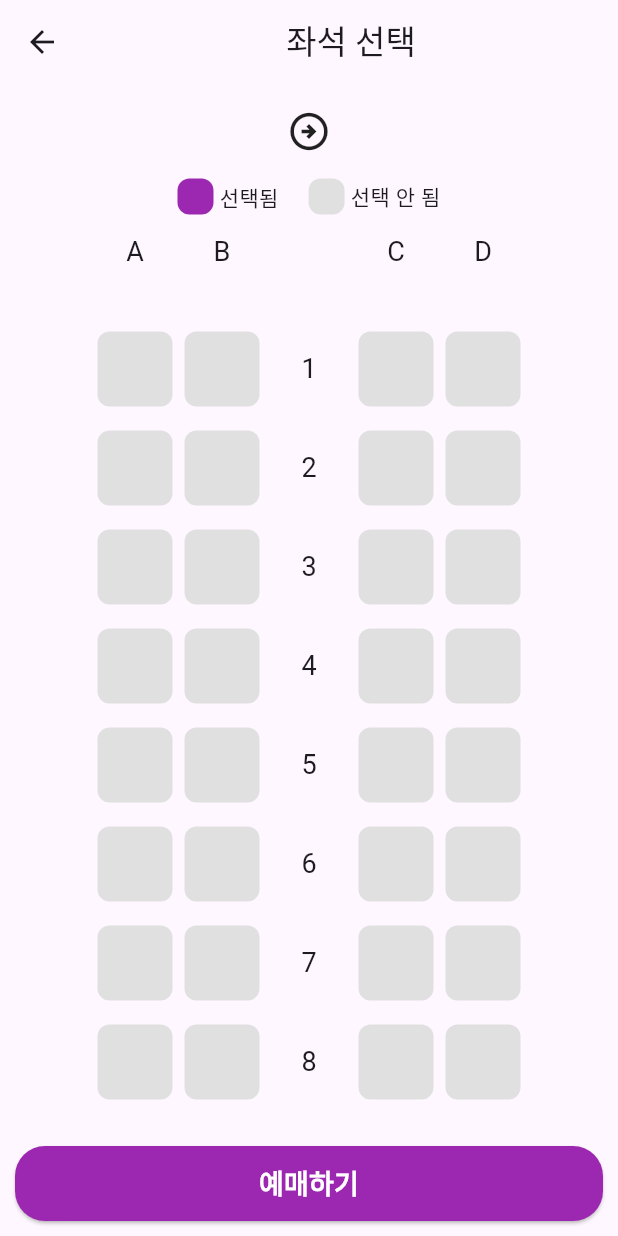
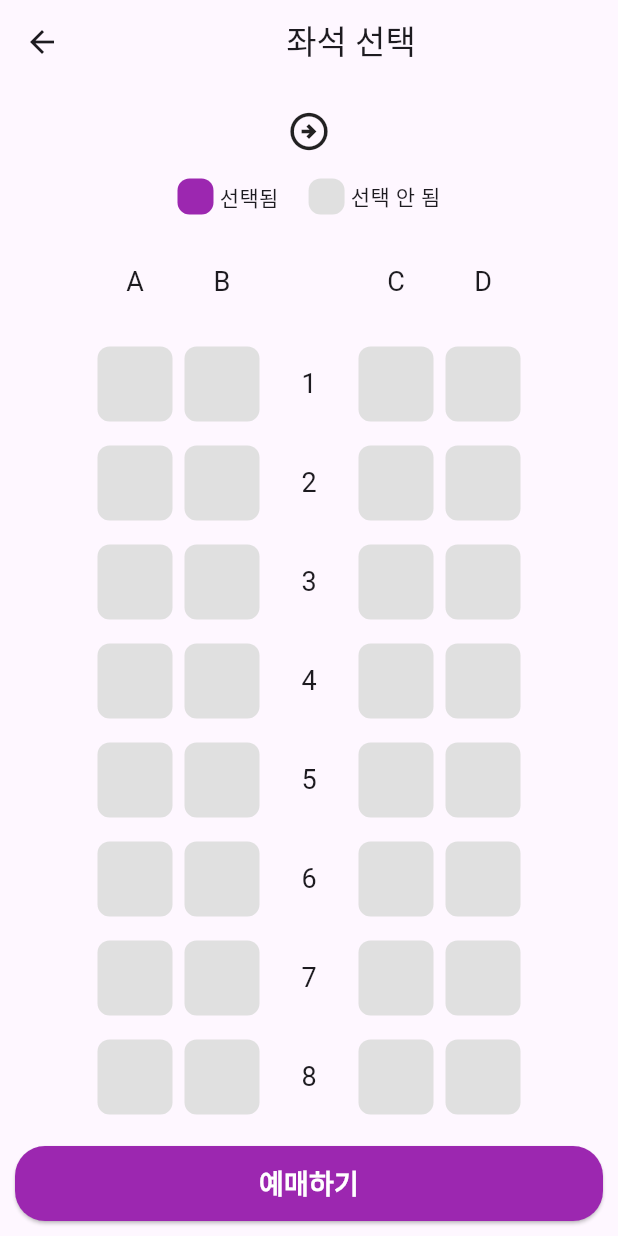
Before and after one commit to Anne9602/flutter_train_app, a Flutter app: the screen it shows after launch, after a tap on "좌석 선택", on a phone screen of 412 x 824 dp. Run offline on Flutter 3.47's test engine with Material 3 defaults, Android fonts, the phone set to English and light mode, and no system bars.

Commit message:
done for basic assignment

```diff
--- a/lib/pages/seat_page/seat_page.dart
+++ b/lib/pages/seat_page/seat_page.dart
@@ -1,6 +1,7 @@
 import 'package:flutter/cupertino.dart';
 import 'package:flutter/material.dart';
-import 'package:flutter_train_app/pages/seat_page/widgets/lables.dart';
+import 'package:flutter_train_app/pages/seat_page/widgets/button.dart';
+import 'package:flutter_train_app/pages/seat_page/widgets/labels.dart';
 
 //좌석 선택 페이지
 
@@ -29,20 +30,18 @@ class _SeatPageState extends State<SeatPage> {
         child: Column(
           children: [
             SizedBox(height: 10),
+
             //출발역 -> 도착역 표시
-            departureToArrival(departure: departure, arrival: arrival),
+            DepartureToArrival(departure: departure, arrival: arrival),
             SizedBox(height: 10),
+
             //선택됨 및 선택 안 됨 표시
-            lable(),
-            //ABCD레이블
             Row(
               mainAxisAlignment: MainAxisAlignment.center,
               children: [
-                lableforLow('A'),
-                lableforLow('B'),
-                lableforLow(''),
-                lableforLow('C'),
-                lableforLow('D'),
+                coloredLabel(Colors.purple, '선택됨'),
+                SizedBox(width: 20),
+                coloredLabel(Colors.grey[300]!, '선택 안 됨'),
               ],
             ),
 
@@ -51,136 +50,31 @@ class _SeatPageState extends State<SeatPage> {
               child: Padding(
                 padding: const EdgeInsets.symmetric(vertical: 20),
                 child: ListView(
-                  children: [for (int i = 0; i < 20; i++) row(i + 1)],
+                  children: [
+                    //ABCD 행 레이블 표시
+                    Row(
+                      mainAxisAlignment: MainAxisAlignment.center,
+                      children: [
+                        labelForRow('A'),
+                        labelForRow('B'),
+                        labelForRow(''),
+                        labelForRow('C'),
+                        labelForRow('D'),
+                      ],
+                    ),
+                    SizedBox(height: 10), // 레이블과 좌석 사이 간격
+                    for (int i = 0; i < 20; i++) row(i + 1), //열 넘버 부여
+                  ],
                 ),
               ),
             ),
 
             //예매하기 버튼
-            reservation_button(context),
+            reservation_button(context, selectedRow, selectedCol),
             SizedBox(height: 10),
           ],
         ),
       ),
-    );
-  }
-
-  SizedBox reservation_button(BuildContext context) {
-    return SizedBox(
-      width: double.infinity,
-      height: 50,
-      child: ElevatedButton(
-        style: ElevatedButton.styleFrom(
-          backgroundColor: Colors.purple,
-          shape: RoundedRectangleBorder(
-            borderRadius: BorderRadius.circular(20),
-          ),
-        ),
-        onPressed: () {
-          //선택된 좌석이 없으면 아무반응 x, 있으면 터치시 팝업 구현
-          if (selectedCol == null && selectedRow == null) {
-            return;
-          } else {
-            showCupertinoDialog(
-              context: context,
-              builder: (context) {
-                return CupertinoAlertDialog(
-                  title: Text('예매 하시겠습니까?'),
-                  content: Text('좌석: $selectedRow - $selectedCol'),
-                  actions: [
-                    CupertinoDialogAction(
-                      isDestructiveAction: true,
-                      onPressed: () {
-                        //취소 클릭시의 버튼 구현
-                        Navigator.of(context).pop();
-                      },
-                      child: Text('취소'),
-                    ),
-                    CupertinoDialogAction(
-                      isDefaultAction: true,
-
-                      child: Text(
-                        '확인',
-                        style: TextStyle(color: CupertinoColors.activeBlue),
-                      ),
-
-                      onPressed: () {
-                        //확인 클릭시의 버튼 구현
-                        Navigator.of(context).pop();
-                        Navigator.pushNamedAndRemoveUntil(
-                          context,
-                          '/',
-                          (route) => false,
-                        );
-                      },
-                    ),
-                  ],
-                );
-              },
-            );
-          }
-        },
-        child: Text(
-          '예매하기',
-          style: TextStyle(
-            color: Colors.white,
-            fontSize: 18,
-            fontWeight: FontWeight.bold,
-          ),
-        ),
-      ),
-    );
-  }
-
-  //ABCD레이블 표시
-  Widget lableforLow(String text) {
-    return Padding(
-      padding: const EdgeInsets.symmetric(horizontal: 4),
-      child: Container(
-        height: 50,
-        width: 50,
-        child: Center(child: Text(text, style: TextStyle(fontSize: 18))),
-      ),
-    );
-  }
-
-  //선택됨 및 선택 안 됨 표시
-  Row lable() {
-    return Row(
-      mainAxisAlignment: MainAxisAlignment.center,
-      children: [
-        //선택됨
-        Row(
-          children: [
-            Container(
-              height: 24,
-              width: 24,
-              decoration: BoxDecoration(
-                color: Colors.purple,
-                borderRadius: BorderRadius.circular(8),
-              ),
-            ),
-            SizedBox(width: 4),
-            Text('선택됨'),
-          ],
-        ),
-        SizedBox(width: 20),
-        //선택 안 됨
-        Row(
-          children: [
-            Container(
-              height: 24,
-              width: 24,
-              decoration: BoxDecoration(
-                color: Colors.grey[300],
-                borderRadius: BorderRadius.circular(8),
-              ),
-            ),
-            SizedBox(width: 4),
-            Text('선택 안 됨'),
-          ],
-        ),
-      ],
     );
   }
 
--- /dev/null
+++ b/lib/pages/seat_page/widgets/button.dart
@@ -0,0 +1,71 @@
+import 'package:flutter/cupertino.dart';
+import 'package:flutter/material.dart';
+
+SizedBox reservation_button(
+  BuildContext context,
+  int? selectedRow,
+  String? selectedCol,
+) {
+  return SizedBox(
+    width: double.infinity,
+    height: 50,
+    child: ElevatedButton(
+      style: ElevatedButton.styleFrom(
+        backgroundColor: Colors.purple,
+        shape: RoundedRectangleBorder(borderRadius: BorderRadius.circular(20)),
+      ),
+      onPressed: () {
+        //선택된 좌석이 없으면 아무반응 x, 있으면 터치시 팝업 구현
+        if (selectedCol == null || selectedRow == null) {
+          return;
+        } else {
+          showCupertinoDialog(
+            context: context,
+            builder: (context) {
+              return CupertinoAlertDialog(
+                title: Text('예매 하시겠습니까?'),
+                content: Text('좌석: $selectedRow - $selectedCol'),
+                actions: [
+                  CupertinoDialogAction(
+                    isDestructiveAction: true,
+                    onPressed: () {
+                      //취소 클릭시의 버튼 구현
+                      Navigator.of(context).pop();
+                    },
+                    child: Text('취소'),
+                  ),
+                  CupertinoDialogAction(
+                    isDefaultAction: true,
+
+                    child: Text(
+                      '확인',
+                      style: TextStyle(color: CupertinoColors.activeBlue),
+                    ),
+
+                    onPressed: () {
+                      //확인 클릭시의 버튼 구현
+                      Navigator.of(context).pop();
+                      Navigator.pushNamedAndRemoveUntil(
+                        context,
+                        '/',
+                        (route) => false,
+                      );
+                    },
+                  ),
+                ],
+              );
+            },
+          );
+        }
+      },
+      child: Text(
+        '예매하기',
+        style: TextStyle(
+          color: Colors.white,
+          fontSize: 18,
+          fontWeight: FontWeight.bold,
+        ),
+      ),
+    ),
+  );
+}
--- a/lib/pages/seat_page/widgets/lables.dart
+++ b/lib/pages/seat_page/widgets/labels.dart
@@ -1,8 +1,8 @@
 //출발역 -> 도착역 레이블 위젯
 import 'package:flutter/material.dart';
 
-class departureToArrival extends StatelessWidget {
-  const departureToArrival({
+class DepartureToArrival extends StatelessWidget {
+  const DepartureToArrival({
     super.key,
     required this.departure,
     required this.arrival,
@@ -52,3 +52,39 @@ class departureToArrival extends StatelessWidget {
     );
   }
 }
+
+//선택됨 및 선택 안 됨 표시
+Row coloredLabel(Color color, String text) {
+  return Row(
+    mainAxisAlignment: MainAxisAlignment.center,
+    children: [
+      //선택됨
+      Row(
+        children: [
+          Container(
+            height: 24,
+            width: 24,
+            decoration: BoxDecoration(
+              color: color,
+              borderRadius: BorderRadius.circular(8),
+            ),
+          ),
+          SizedBox(width: 4),
+          Text(text),
+        ],
+      ),
+    ],
+  );
+}
+
+//ABCD레이블 표시
+Widget labelForRow(String text) {
+  return Padding(
+    padding: const EdgeInsets.symmetric(horizontal: 4),
+    child: Container(
+      height: 50,
+      width: 50,
+      child: Center(child: Text(text, style: TextStyle(fontSize: 18))),
+    ),
+  );
+}
--- a/lib/pages/seat_page/widgets/seatChoice.dart
+++ /dev/null
@@ -1,10 +0,0 @@
-import 'package:flutter/material.dart';
-
-class Seatchoice extends StatelessWidget {
-  const Seatchoice({super.key});
-
-  @override
-  Widget build(BuildContext context) {
-    return Container();
-  }
-}
```
